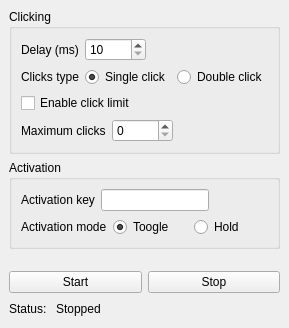
Above: clicker/mainwindow.ui from GamePlayer103/AutoClicker before the change. Below: the same form after it.
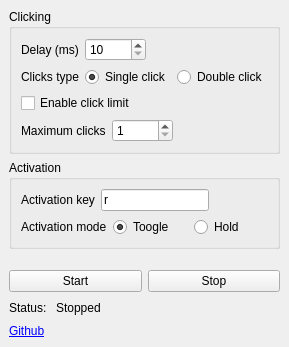
That is the form after the change. Icons and pictures are not drawn.

Commit message: Added github link, added screenshot and readme file

Diff of the .ui file:
```diff
--- a/clicker/mainwindow.ui
+++ b/clicker/mainwindow.ui
@@ -7,7 +7,7 @@
     <x>0</x>
     <y>0</y>
     <width>262</width>
-    <height>328</height>
+    <height>347</height>
    </rect>
   </property>
   <property name="windowTitle">
@@ -105,6 +105,9 @@
          </item>
          <item>
           <widget class="QSpinBox" name="limit">
+           <property name="minimum">
+            <number>1</number>
+           </property>
            <property name="maximum">
             <number>10000</number>
            </property>
@@ -145,6 +148,9 @@
          </item>
          <item>
           <widget class="QLineEdit" name="activationChar">
+           <property name="text">
+            <string>r</string>
+           </property>
            <property name="maxLength">
             <number>1</number>
            </property>
@@ -258,6 +264,13 @@
       </item>
      </layout>
     </item>
+    <item>
+     <widget class="QLabel" name="github">
+      <property name="text">
+       <string>&lt;a href=&quot;https://github.com/GamePlayer103/AutoClicker&quot;&gt;Github&lt;/a&gt;</string>
+      </property>
+     </widget>
+    </item>
    </layout>
   </widget>
  </widget>
```
The commit also changes 18 other files.
